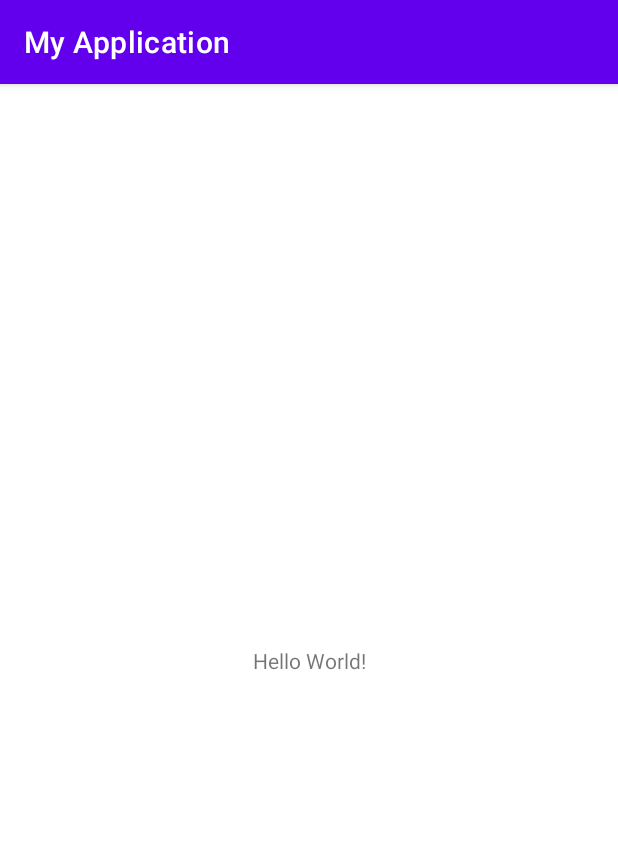
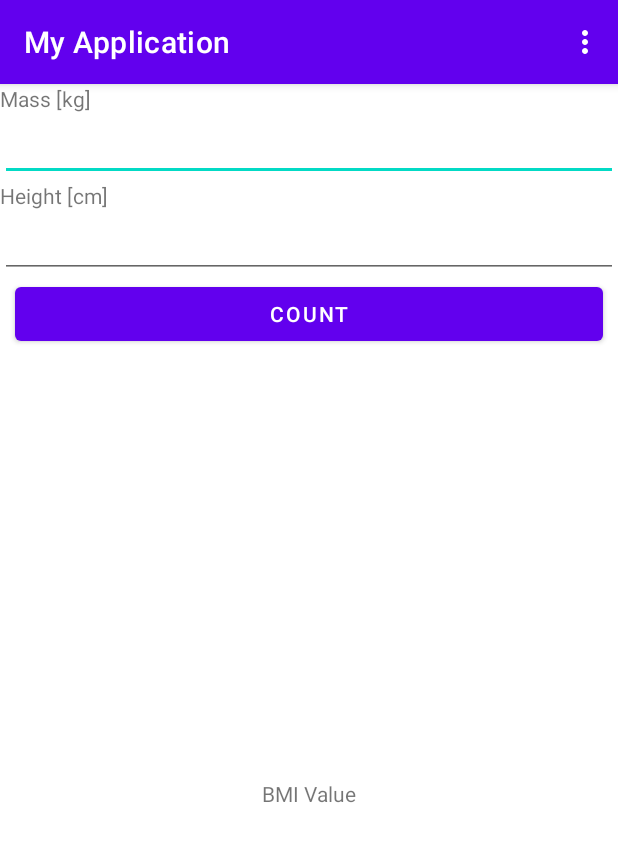
Before and after one commit to ana-mod/MobileBMI, an Android app: the screen it shows after launch (MainActivity), on a phone screen of 412 x 824 dp. Shown: the top 842 px of the screen. Run offline under Robolectric (Android 15) with nearby library versions, the phone set to English and light mode, and no system bars.

Commit message:
calculating, classifying and switching metric added

```diff
--- a/app/src/main/res/layout/activity_main.xml
+++ b/app/src/main/res/layout/activity_main.xml
@@ -6,13 +6,60 @@
     android:layout_height="match_parent"
     tools:context=".MainActivity">
 
+    <LinearLayout
+        android:id="@+id/linearLayout"
+        android:layout_width="match_parent"
+        android:layout_height="wrap_content"
+        android:orientation="vertical"
+        app:layout_constraintEnd_toEndOf="parent"
+        app:layout_constraintStart_toStartOf="parent"
+        app:layout_constraintTop_toTopOf="parent">
+
+        <TextView
+            android:id="@+id/textView2"
+            android:layout_width="wrap_content"
+            android:layout_height="wrap_content"
+            android:text="@string/mass_metric" />
+
+        <EditText
+            android:id="@+id/editTextNumber"
+            android:layout_width="match_parent"
+            android:layout_height="wrap_content"
+            android:inputType="number"
+            android:autofillHints="0" />
+
+        <TextView
+            android:id="@+id/textView"
+            android:layout_width="match_parent"
+            android:layout_height="wrap_content"
+            android:text="@string/height_metric" />
+
+        <EditText
+            android:id="@+id/editTextNumber2"
+            android:layout_width="match_parent"
+            android:layout_height="wrap_content"
+            android:inputType="number"
+            android:autofillHints="0" />
+
+        <Button
+            android:id="@+id/button"
+            android:layout_width="match_parent"
+            android:layout_height="wrap_content"
+            android:insetLeft="@dimen/button_padding"
+            android:insetRight="@dimen/button_padding"
+            android:onClick="calculate"
+            android:text="@string/button_calc" />
+
+    </LinearLayout>
+
     <TextView
+        android:id="@+id/textView3"
         android:layout_width="wrap_content"
         android:layout_height="wrap_content"
-        android:text="Hello World!"
+        android:text="@string/bmi_value"
         app:layout_constraintBottom_toBottomOf="parent"
-        app:layout_constraintLeft_toLeftOf="parent"
-        app:layout_constraintRight_toRightOf="parent"
-        app:layout_constraintTop_toTopOf="parent" />
+        app:layout_constraintEnd_toEndOf="parent"
+        app:layout_constraintStart_toStartOf="parent"
+        app:layout_constraintTop_toBottomOf="@+id/linearLayout" />
 
 </androidx.constraintlayout.widget.ConstraintLayout>
--- /dev/null
+++ b/app/src/main/res/menu/metric_menu.xml
@@ -0,0 +1,13 @@
+<?xml version="1.0" encoding="utf-8"?>
+<menu xmlns:app="http://schemas.android.com/apk/res-auto"
+    xmlns:android="http://schemas.android.com/apk/res/android">
+
+    <item android:title="@string/first_option"
+        android:id="@+id/author"/>
+    <group >
+        <item android:title="@string/second_option"
+            android:id="@+id/metric"/>
+        <item android:title="@string/third_option"
+            android:id="@+id/imperial"/>
+    </group>
+</menu>
--- a/app/src/main/res/values/colors.xml
+++ b/app/src/main/res/values/colors.xml
@@ -7,4 +7,8 @@
     <color name="teal_700">#FF018786</color>
     <color name="black">#FF000000</color>
     <color name="white">#FFFFFFFF</color>
+    <color name="underweight">#4169e0</color>
+    <color name="normal">#cceba7</color>
+    <color name="overweight">#ffff99</color>
+    <color name="obese">#cf2a28</color>
 </resources>
--- /dev/null
+++ b/app/src/main/res/values/dimens.xml
@@ -0,0 +1,4 @@
+<?xml version="1.0" encoding="utf-8"?>
+<resources>
+    <dimen name="button_padding">10dp</dimen>
+</resources>
--- a/app/src/main/res/values/strings.xml
+++ b/app/src/main/res/values/strings.xml
@@ -1,3 +1,13 @@
 <resources>
     <string name="app_name">My Application</string>
+    <string name="mass_metric">Mass [kg]</string>
+    <string name="height_metric">Height [cm]</string>
+    <string name="mass_imperial">Mass [lb]</string>
+    <string name="height_imperial">Height []</string>
+    <string name="button_calc">Count</string>
+    <string name="bmi_value">BMI Value</string>
+    <string name="first_option">Author</string>
+    <string name="second_option">Metric</string>
+    <string name="third_option">Imperial</string>
+
 </resources>
```
Also changed, not shown: app/src/main/java/com/example/myapplication/BMICounter.kt (added, +35 -0 lines), app/src/main/java/com/example/myapplication/MainActivity.kt (+69 -0 lines).
